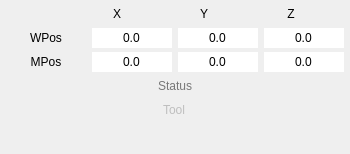
Before: the Qt Designer form View/StateForm.ui in octronic-uk/Candle, drawn with Qt 5.
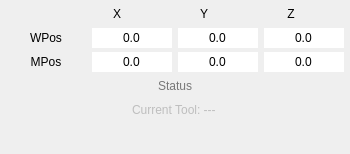
After: the same form once the commit is applied.

What changed in the file:
```diff
--- a/View/StateForm.ui
+++ b/View/StateForm.ui
@@ -581,7 +581,7 @@
         <bool>false</bool>
        </property>
        <property name="text">
-        <string>Tool</string>
+        <string>Current Tool: ---</string>
        </property>
        <property name="frame">
         <bool>false</bool>
```
